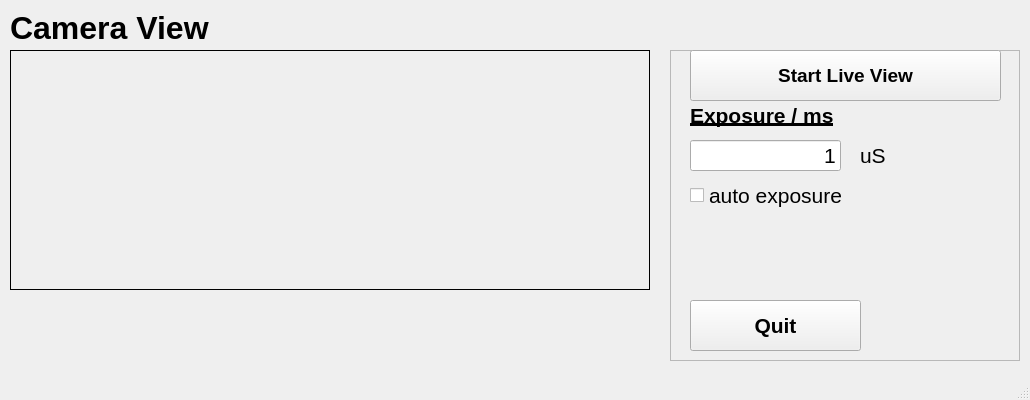
Old version of the form TOF_Imager.ui in the repository saikinsklims/TOFCam.
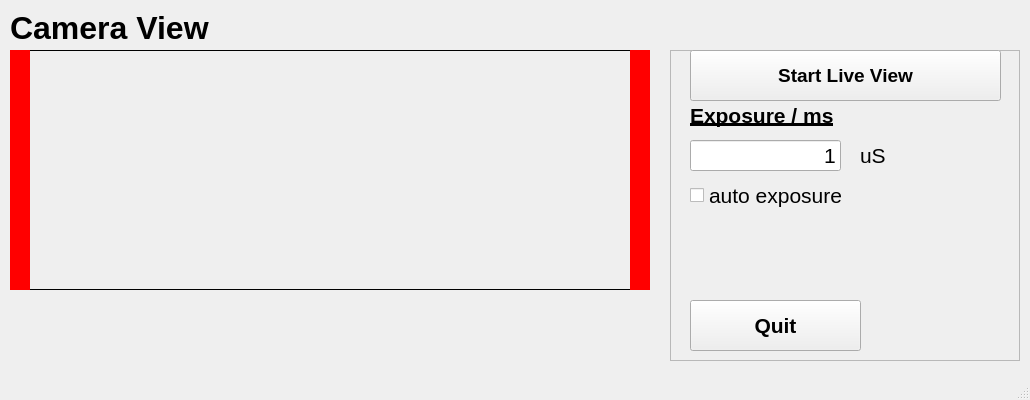
New version of the form.

Commit message: added direction indicators

What changed in the file:
```diff
--- a/TOF_Imager.ui
+++ b/TOF_Imager.ui
@@ -31,6 +31,9 @@
   <property name="windowTitle">
    <string>ToF imager</string>
   </property>
+  <property name="styleSheet">
+   <string notr="true"/>
+  </property>
   <property name="locale">
    <locale language="English" country="Switzerland"/>
   </property>
@@ -252,6 +255,56 @@
      <set>Qt::AlignLeading|Qt::AlignLeft|Qt::AlignTop</set>
     </property>
    </widget>
+   <widget class="Line" name="line_right">
+    <property name="geometry">
+     <rect>
+      <x>630</x>
+      <y>50</y>
+      <width>20</width>
+      <height>240</height>
+     </rect>
+    </property>
+    <property name="styleSheet">
+     <string notr="true">color:red;</string>
+    </property>
+    <property name="frameShadow">
+     <enum>QFrame::Plain</enum>
+    </property>
+    <property name="lineWidth">
+     <number>20</number>
+    </property>
+    <property name="midLineWidth">
+     <number>0</number>
+    </property>
+    <property name="orientation">
+     <enum>Qt::Vertical</enum>
+    </property>
+   </widget>
+   <widget class="Line" name="line_left">
+    <property name="geometry">
+     <rect>
+      <x>10</x>
+      <y>50</y>
+      <width>20</width>
+      <height>240</height>
+     </rect>
+    </property>
+    <property name="styleSheet">
+     <string notr="true">color:red</string>
+    </property>
+    <property name="frameShadow">
+     <enum>QFrame::Plain</enum>
+    </property>
+    <property name="lineWidth">
+     <number>20</number>
+    </property>
+    <property name="midLineWidth">
+     <number>0</number>
+    </property>
+    <property name="orientation">
+     <enum>Qt::Vertical</enum>
+    </property>
+   </widget>
   </widget>
   <widget class="QStatusBar" name="statusbar"/>
  </widget>
```
The commit also changes 1 other file.
